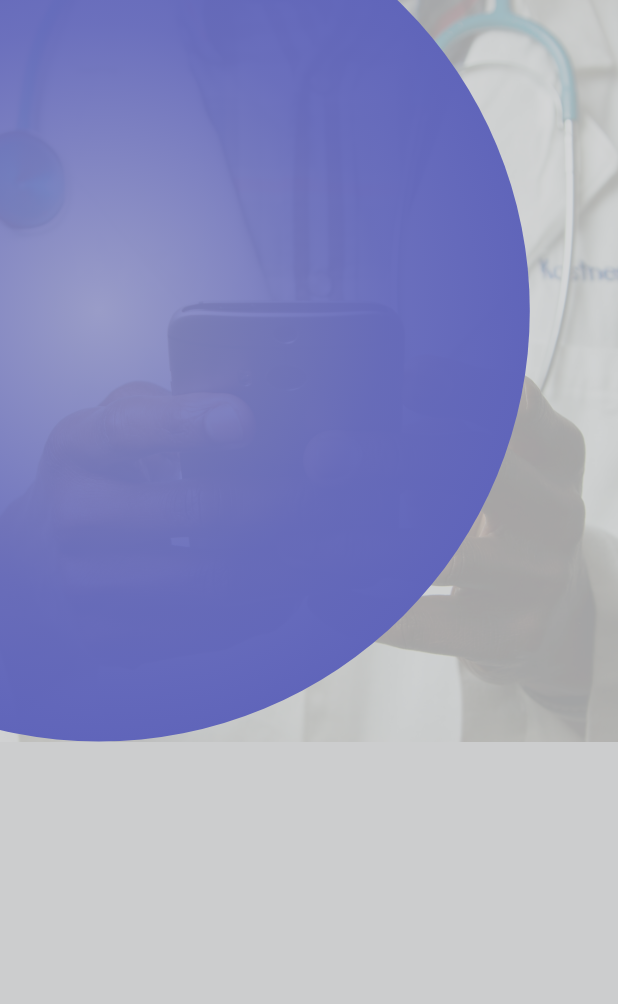
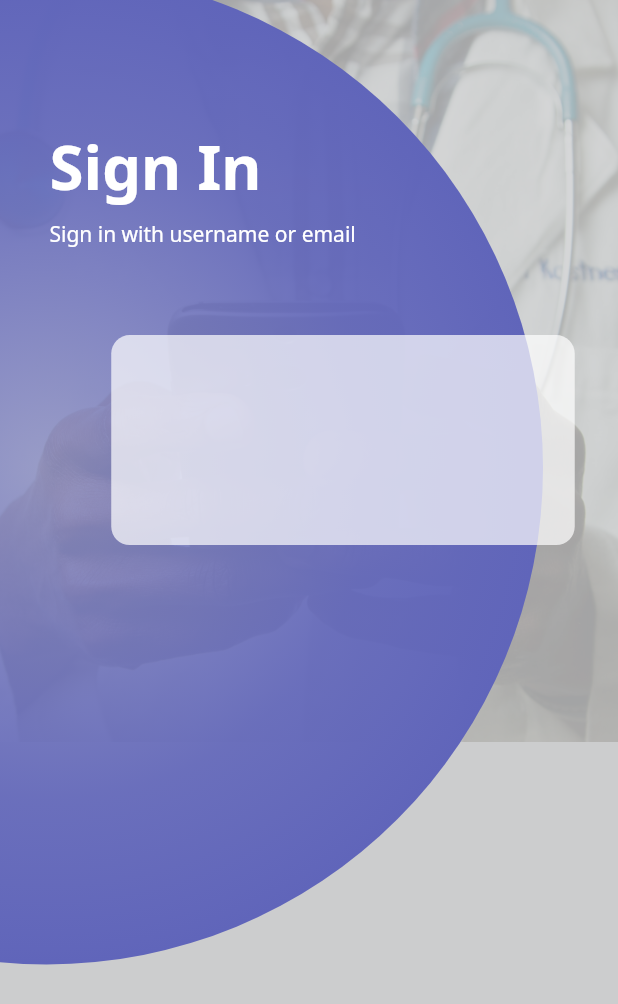
Before and after one commit to ANGADJIT/Cred-Assignment, a Flutter app: the screen it shows after launch, on a phone screen of 412 x 824 dp. Shown: the top 1004 px of the screen. Run offline on Flutter 3.47's test engine with Material 2 defaults, Android fonts, the light colour scheme and no system bars; our stand-ins replace firebase_core, google_fonts, hexcolor; accounts and stored records are empty.

Commit message:
50 % done

```diff
--- a/credr_assignment/lib/main.dart
+++ b/credr_assignment/lib/main.dart
@@ -1,6 +1,7 @@
 import 'package:credr_assignment/src/presentation/pages/signin_page.dart';
 import 'package:firebase_core/firebase_core.dart';
 import 'package:flutter/material.dart';
+import 'package:google_fonts/google_fonts.dart';
 
 /// Project Details
 /// Flutter Version : [3.0.5]
@@ -20,10 +21,11 @@ class CredRAssignment extends StatelessWidget {
 
   @override
   Widget build(BuildContext context) {
-    return const MaterialApp(
+    return MaterialApp(
       title: 'CredR Assignment',
       debugShowCheckedModeBanner: false,
-      home: SignIn(),
+      theme: ThemeData(fontFamily: GoogleFonts.notoSans().fontFamily!),
+      home: const SignIn(),
     );
   }
 }
--- a/credr_assignment/lib/src/presentation/pages/signin_page.dart
+++ b/credr_assignment/lib/src/presentation/pages/signin_page.dart
@@ -10,10 +10,7 @@ class SignIn extends StatelessWidget {
     return Scaffold(
       backgroundColor: HexColor('#cccdce'),
       body: SafeArea(
-        child: SingleChildScrollView(
-            child: Column(
-          children: [
-            Stack(
+        child: Stack(
           children: [
             SizedBox(
               width: ResponsiveModel.getWidth(context, 1.0),
@@ -28,13 +25,13 @@ class SignIn extends StatelessWidget {
 
             // blue ball
             Positioned.fill(
-                  left: -250,
-                  top: -80,
-                  right: 30,
+              left: -300,
+              top: -200,
+              right: 50,
               child: Container(
                 padding: EdgeInsets.only(
                     right: ResponsiveModel.getWidth(context, .02)),
-                    height: ResponsiveModel.getHeight(context, .7),
+                height: ResponsiveModel.getHeight(context, .8),
                 width: ResponsiveModel.getHeight(context, 1.0),
                 decoration: BoxDecoration(
                     gradient: RadialGradient(
@@ -47,11 +44,59 @@ class SignIn extends StatelessWidget {
                     ),
                     shape: BoxShape.circle),
               ),
+            ),
+
+            /// form sign in
+            Padding(
+              padding: EdgeInsets.only(
+                  left: ResponsiveModel.getWidth(context, .08),
+                  top: ResponsiveModel.getHeight(context, .1)),
+              child: Column(
+                crossAxisAlignment: CrossAxisAlignment.start,
+                children: [
+                  Text(
+                    'Sign In',
+                    style: TextStyle(
+                        color: HexColor('#FFFFFF'),
+                        fontSize: ResponsiveModel.getWidth(context, .1),
+                        fontWeight: FontWeight.bold),
+                  ),
+                  Padding(
+                    padding: EdgeInsets.only(
+                        top: ResponsiveModel.getHeight(context, .01)),
+                    child: Text(
+                      'Sign in with username or email',
+                      style: TextStyle(
+                        color: HexColor('#FFFFFF'),
+                      ),
+                    ),
+                  ),
+
+                  // form box
+                  Padding(
+                    padding: EdgeInsets.only(
+                        top: ResponsiveModel.getHeight(context, .07),
+                        left: ResponsiveModel.getWidth(context, .1)),
+                    child: Column(
+                      children: [
+                        Container(
+                          height: ResponsiveModel.getHeight(context, .17),
+                          width: ResponsiveModel.getWidth(context, .75),
+                          decoration: BoxDecoration(
+                            borderRadius: BorderRadius.circular(
+                                ResponsiveModel.getWidth(context, .03)),
+                            color: HexColor('#FFFFFF').withOpacity(.7),
+                          ),
+                          child: Column(),
+                        ),
+                      ],
+                    ),
                   )
                 ],
+              ),
             )
           ],
-        )),
+        ),
       ),
     );
   }
--- a/credr_assignment/pubspec.yaml
+++ b/credr_assignment/pubspec.yaml
@@ -40,6 +40,7 @@ dependencies:
 
   # ui packages
   hexcolor: ^2.0.7
+  google_fonts:
 
 dev_dependencies:
   flutter_test:
```
Also changed, not shown: credr_assignment/pubspec.lock, 1 other file. Lines whose indentation alone changed are shown as unchanged.
